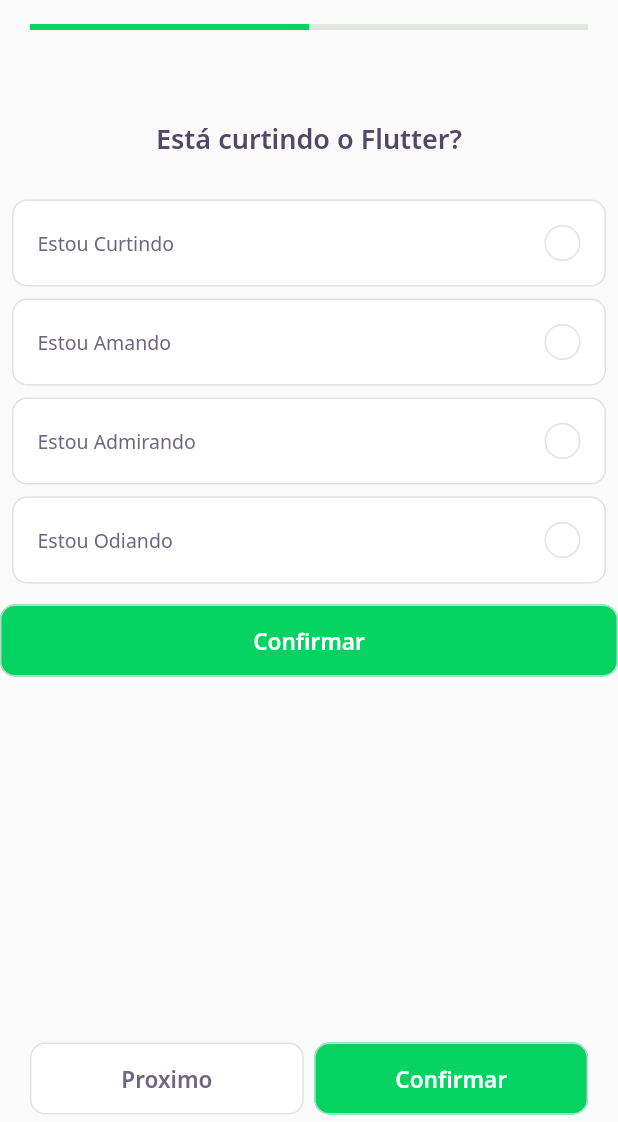
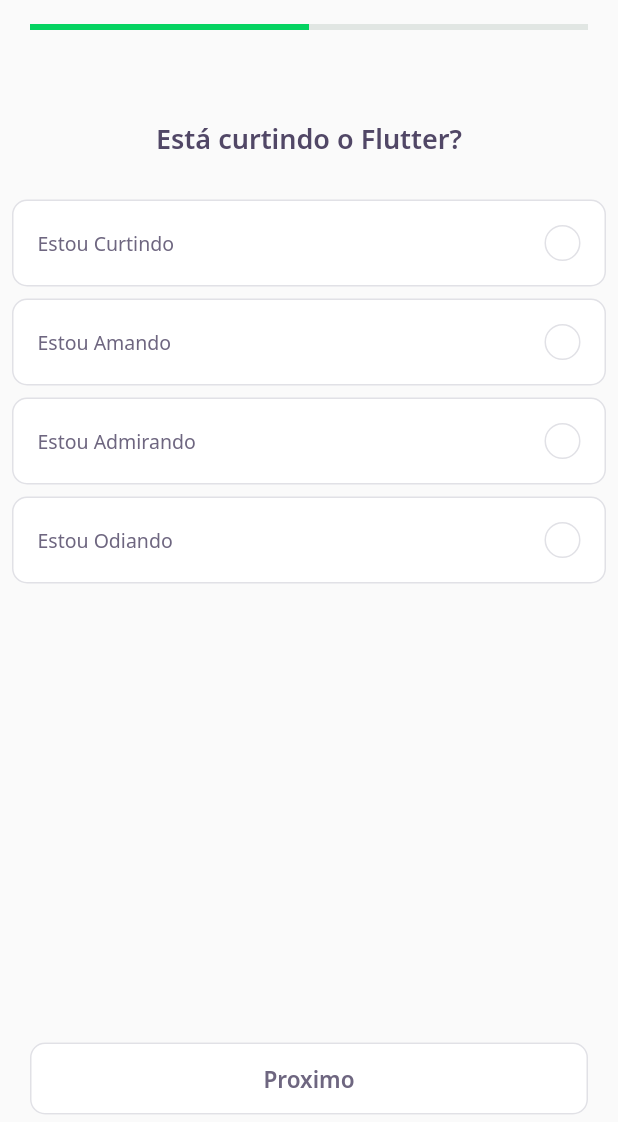
Before and after one commit to AndersonD-art/NLW_Flutter, a Flutter app: the screen it shows after launch, after a tap on "NLW 5 Flutter", on a phone screen of 412 x 824 dp, the part 114-1236 px from its top. Run offline on Flutter 3.47's test engine with Material 2 defaults, Android fonts, the phone set to English and light mode, and no system bars; our stand-ins replace google_fonts; accounts and stored records are empty; network calls fail.

Commit message:
start class 5

```diff
--- a/lib/challenge/challenge_controller.dart
+++ b/lib/challenge/challenge_controller.dart
@@ -6,4 +6,6 @@ class ChallengeController {
   final currenPageNotifier = ValueNotifier<int>(1);
   int get currentPage => currenPageNotifier.value;
   set currentPage(int value) => currenPageNotifier.value = value;
+
+  int hits = 0;
 }
--- a/lib/challenge/challenge_page.dart
+++ b/lib/challenge/challenge_page.dart
@@ -1,17 +1,21 @@
+import 'package:flutter/material.dart';
 import 'package:dev_quiz/challenge/challenge_controller.dart';
-import 'package:dev_quiz/challenge/widgets/awnser/awnser_widget.dart';
 import 'package:dev_quiz/challenge/widgets/next_button/next_button-widget.dart';
 import 'package:dev_quiz/challenge/widgets/question_indicator/question_indicator_widget.dart';
 import 'package:dev_quiz/challenge/widgets/quiz/quiz_controller.dart';
 import 'package:dev_quiz/challenge/widgets/quiz/quiz_widget.dart';
-import 'package:dev_quiz/shared/models/awnser_model.dart';
+import 'package:dev_quiz/result/result_page.dart';
 import 'package:dev_quiz/shared/models/question_model.dart';
-import 'package:flutter/material.dart';
 
 class ChallengePage extends StatefulWidget {
   final List<QuestionModel> questions;
+  final String title;
 
-  const ChallengePage({Key? key, required this.questions}) : super(key: key);
+  const ChallengePage({
+    Key? key,
+    required this.questions,
+    required this.title,
+  }) : super(key: key);
   @override
   _ChallengePageState createState() => _ChallengePageState();
 }
@@ -30,6 +34,14 @@ class _ChallengePageState extends State<ChallengePage> {
     });
 
     super.initState();
+  }
+
+  void nextPage() {
+    if (controller.currentPage < widget.questions.length)
+      pageController.nextPage(
+        duration: Duration(milliseconds: 100),
+        curve: Curves.linear,
+      );
   }
 
   @override
@@ -63,7 +75,14 @@ class _ChallengePageState extends State<ChallengePage> {
       body: PageView(
         physics: NeverScrollableScrollPhysics(),
         controller: pageController,
-        children: widget.questions.map((e) => QuizWidget(question: e)).toList(),
+        children: widget.questions
+            .map(
+              (e) => QuizWidget(
+                question: e,
+                onChance: nextPage,
+              ),
+            )
+            .toList(),
       ),
       bottomNavigationBar: SafeArea(
         bottom: true,
@@ -76,12 +95,17 @@ class _ChallengePageState extends State<ChallengePage> {
                     children: [
                       if (value == widget.questions.length)
                         Expanded(
-                          child: NextButtonWidget.white(
+                          child: NextButtonWidget.green(
                             label: "Finalizar",
                             onTap: () {
-                              pageController.nextPage(
-                                duration: Duration(milliseconds: 100),
-                                curve: Curves.linear,
+                              Navigator.pushReplacement(
+                                context,
+                                MaterialPageRoute(
+                                  builder: (context) => ResultPage(
+                                    title: widget.title,
+                                    length: widget.questions.length,
+                                  ),
+                                ),
                               );
                             },
                           ),
@@ -91,14 +115,11 @@ class _ChallengePageState extends State<ChallengePage> {
                           child: NextButtonWidget.white(
                             label: "Proximo",
                             onTap: () {
-                              pageController.nextPage(
-                                duration: Duration(milliseconds: 100),
-                                curve: Curves.linear,
-                              );
+                              nextPage();
                             },
                           ),
                         ),
-                      SizedBox(
+                      /* SizedBox(
                         width: 7,
                       ),
                       Expanded(
@@ -106,7 +127,7 @@ class _ChallengePageState extends State<ChallengePage> {
                           label: "Confirmar",
                           onTap: () {},
                         ),
-                      ),
+                      ), */
                     ],
                   )),
         ),
--- a/lib/challenge/widgets/awnser/awnser_widget.dart
+++ b/lib/challenge/widgets/awnser/awnser_widget.dart
@@ -1,6 +1,4 @@
 import 'package:flutter/material.dart';
-
-import 'package:dev_quiz/challenge/widgets/quiz/quiz_controller.dart';
 import 'package:dev_quiz/core/app_colors.dart';
 import 'package:dev_quiz/core/app_text_styles.dart';
 import 'package:dev_quiz/shared/models/awnser_model.dart';
@@ -10,7 +8,6 @@ class AwnserWidget extends StatefulWidget {
   final bool isSelected;
   final VoidCallback onTap;
   final bool disabled;
-  final bool isConfirm;
 
   const AwnserWidget({
     Key? key,
@@ -18,7 +15,6 @@ class AwnserWidget extends StatefulWidget {
     this.isSelected = false,
     required this.onTap,
     this.disabled = false,
-    required this.isConfirm,
   }) : super(key: key);
 
   @override
@@ -45,15 +41,65 @@ class _AwnserWidgetState extends State<AwnserWidget> {
   IconData get _selectedIconRight =>
       widget.anwser.isRight ? Icons.check : Icons.close;
 
-  final confirmQuestion = QuizController();
-
   @override
   Widget build(BuildContext context) {
     return Padding(
       padding: const EdgeInsets.symmetric(horizontal: 8, vertical: 4),
-      //child: IgnorePointer(
-      //ignoring: widget.disabled,
-      child: GestureDetector(
+      child: IgnorePointer(
+        ignoring: widget.disabled,
+        child: GestureDetector(
+          onTap: widget.onTap,
+          child: Container(
+            padding: EdgeInsets.all(16),
+            decoration: BoxDecoration(
+              color: widget.isSelected ? _selectedColorCardRight : Colors.white,
+              borderRadius: BorderRadius.circular(10),
+              border: Border.fromBorderSide(
+                BorderSide(
+                    color: widget.isSelected
+                        ? _selectedBorderCardRight
+                        : AppColors.border),
+              ),
+            ),
+            child: Row(
+              mainAxisAlignment: MainAxisAlignment.spaceBetween,
+              children: [
+                Expanded(
+                  child: Text(
+                    widget.anwser.title,
+                    style: widget.isSelected
+                        ? _selectedTextStyleRight
+                        : AppTextStyles.body,
+                  ),
+                ),
+                Container(
+                  height: 24,
+                  width: 24,
+                  decoration: BoxDecoration(
+                    color: widget.isSelected
+                        ? _selectedColorRight
+                        : AppColors.white,
+                    borderRadius: BorderRadius.circular(500),
+                    border: Border.fromBorderSide(
+                      BorderSide(
+                          color: widget.isSelected
+                              ? _selectedBorderRight
+                              : AppColors.border),
+                    ),
+                  ),
+                  child: widget.isSelected
+                      ? Icon(
+                          _selectedIconRight,
+                          color: AppColors.white,
+                          size: 16,
+                        )
+                      : null,
+                ),
+              ],
+            ),
+          ),
+        ),
+        /* child: GestureDetector(
         onTap: widget.onTap,
         child: ValueListenableBuilder<bool>(
           valueListenable: confirmQuestion.isConfirm,
@@ -162,8 +208,7 @@ class _AwnserWidgetState extends State<AwnserWidget> {
                 ),
             ],
           ),
-        ),
-        //),
+        ), */
       ),
     );
   }
--- a/lib/challenge/widgets/next_button/next_button-widget.dart
+++ b/lib/challenge/widgets/next_button/next_button-widget.dart
@@ -21,6 +21,15 @@ class NextButtonWidget extends StatelessWidget {
     required String label,
     required VoidCallback onTap,
   })  : this.backgroundColor = AppColors.darkGreen,
+        this.fontColor = AppColors.white,
+        this.borderColor = AppColors.green,
+        this.onTap = onTap,
+        this.label = label;
+
+  NextButtonWidget.purple({
+    required String label,
+    required VoidCallback onTap,
+  })  : this.backgroundColor = AppColors.purple,
         this.fontColor = AppColors.white,
         this.borderColor = AppColors.green,
         this.onTap = onTap,
--- a/lib/challenge/widgets/quiz/quiz_widget.dart
+++ b/lib/challenge/widgets/quiz/quiz_widget.dart
@@ -1,17 +1,19 @@
+import 'package:flutter/material.dart';
+
 import 'package:dev_quiz/challenge/widgets/awnser/awnser_widget.dart';
-import 'package:dev_quiz/challenge/widgets/next_button/next_button-widget.dart';
 import 'package:dev_quiz/challenge/widgets/quiz/quiz_controller.dart';
 import 'package:dev_quiz/core/app_text_styles.dart';
 import 'package:dev_quiz/shared/models/awnser_model.dart';
 import 'package:dev_quiz/shared/models/question_model.dart';
-import 'package:flutter/material.dart';
 
 class QuizWidget extends StatefulWidget {
   final QuestionModel question;
+  final VoidCallback onChance;
 
   const QuizWidget({
     Key? key,
     required this.question,
+    required this.onChance,
   }) : super(key: key);
 
   @override
@@ -42,20 +44,17 @@ class _QuizWidgetState extends State<QuizWidget> {
               anwser: awnser(i),
               disabled: indexSelected != -1,
               isSelected: indexSelected == i,
-              isConfirm: false,
               onTap: () {
-                confirmQuestion.isConfirm.value = true;
-                confirmQuestion.title = awnser(i).title;
-                confirmQuestion.isRight = awnser(i).isRight;
                 indexSelected = i;
-                confirmQuestion.indexSelected = indexSelected;
                 setState(() {});
+                Future.delayed(Duration(seconds: 1))
+                    .then((value) => widget.onChance());
               },
             ),
-          SizedBox(
+          /*  SizedBox(
             height: 10,
-          ),
-          Row(
+          ), */
+          /* Row(
             children: [
               Expanded(
                 child: NextButtonWidget.green(
@@ -79,7 +78,7 @@ class _QuizWidgetState extends State<QuizWidget> {
                 ),
               ),
             ],
-          ),
+          ), */
         ],
       ),
     );
--- a/lib/home/home_page.dart
+++ b/lib/home/home_page.dart
@@ -73,6 +73,7 @@ class _HomePageState extends State<HomePage> {
                               MaterialPageRoute(
                                 builder: (context) => ChallengePage(
                                   questions: e.questions,
+                                  title: e.title,
                                 ),
                               ),
                             );
```
Also changed, not shown: lib/result/result_page.dart (+85 -2 lines).
